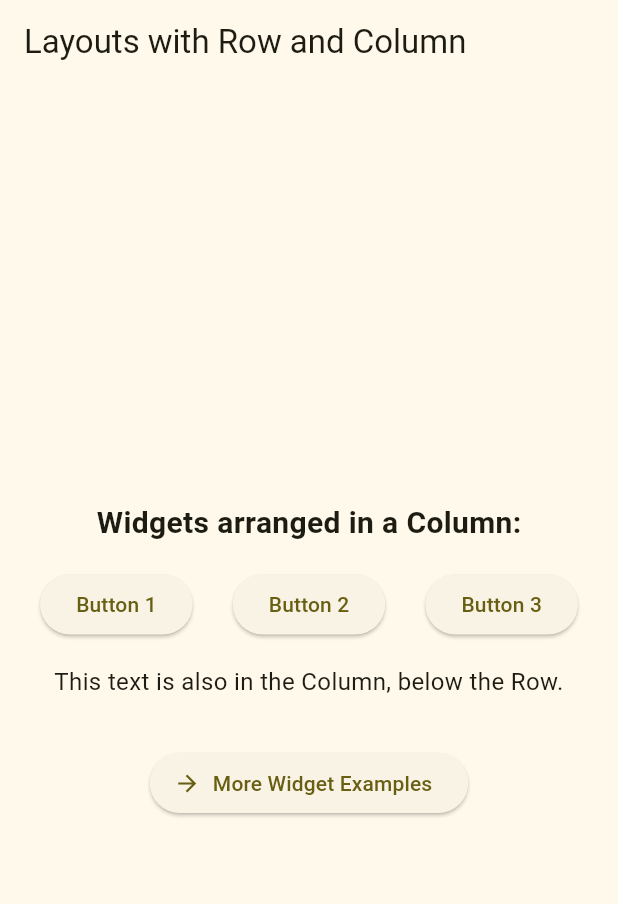
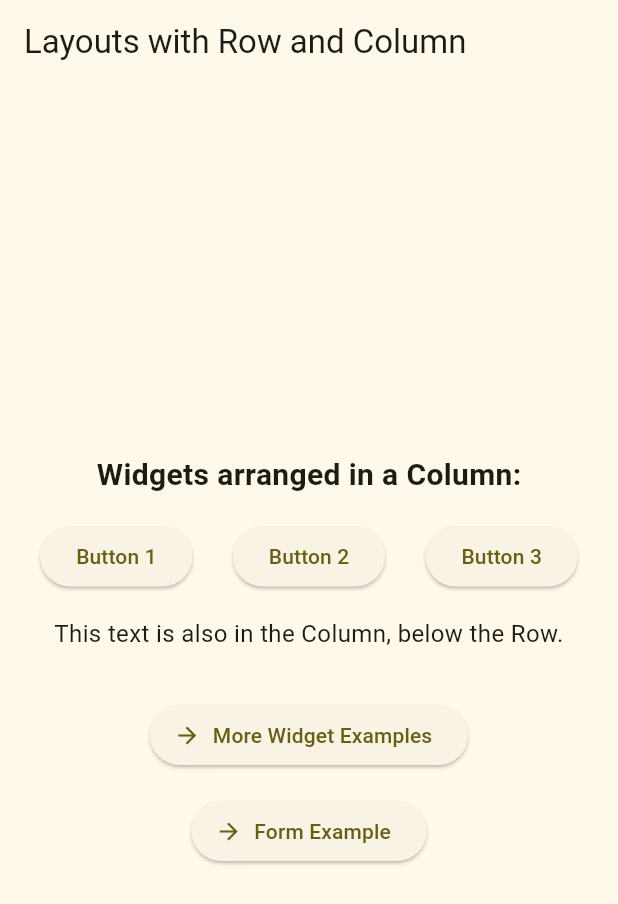
Before and after one commit to addianto/layout-forms-example, a Flutter app: the screen it shows after launch, on a phone screen of 412 x 824 dp. Shown: the top 904 px of the screen. Run offline on Flutter 3.47's test engine with Material 3 defaults, Android fonts, the phone set to English and light mode, and no system bars.

Commit message:
feat: Draft the form example

```diff
--- a/lib/main.dart
+++ b/lib/main.dart
@@ -1,4 +1,5 @@
 import 'package:flutter/material.dart';
+import 'package:layout_example/pages/form_example_page.dart';
 import 'package:layout_example/pages/more_widget_examples_page.dart';
 import 'package:layout_example/pages/original_example_page.dart';
 
@@ -22,6 +23,7 @@ class LayoutsFormsExample extends StatelessWidget {
       routes: {
         '/': (context) => const OriginalExamplePage(),
         '/more-widget-examples': (context) => const MoreWidgetExamplesPage(),
+        '/form-example': (context) => const FormExamplePage(),
       },
     );
   }
--- a/lib/pages/original_example_page.dart
+++ b/lib/pages/original_example_page.dart
@@ -40,6 +40,14 @@ class OriginalExamplePage extends StatelessWidget {
               label: const Text('More Widget Examples'),
               icon: const Icon(Icons.arrow_forward),
             ),
+            const SizedBox(height: 16),
+            ElevatedButton.icon(
+              onPressed: () {
+                unawaited(Navigator.pushNamed(context, '/form-example'));
+              },
+              label: const Text('Form Example'),
+              icon: const Icon(Icons.arrow_forward),
+            ),
           ],
         ),
       ),
```
Also changed, not shown: lib/pages/form_example_page.dart (added, +56 -0 lines).
